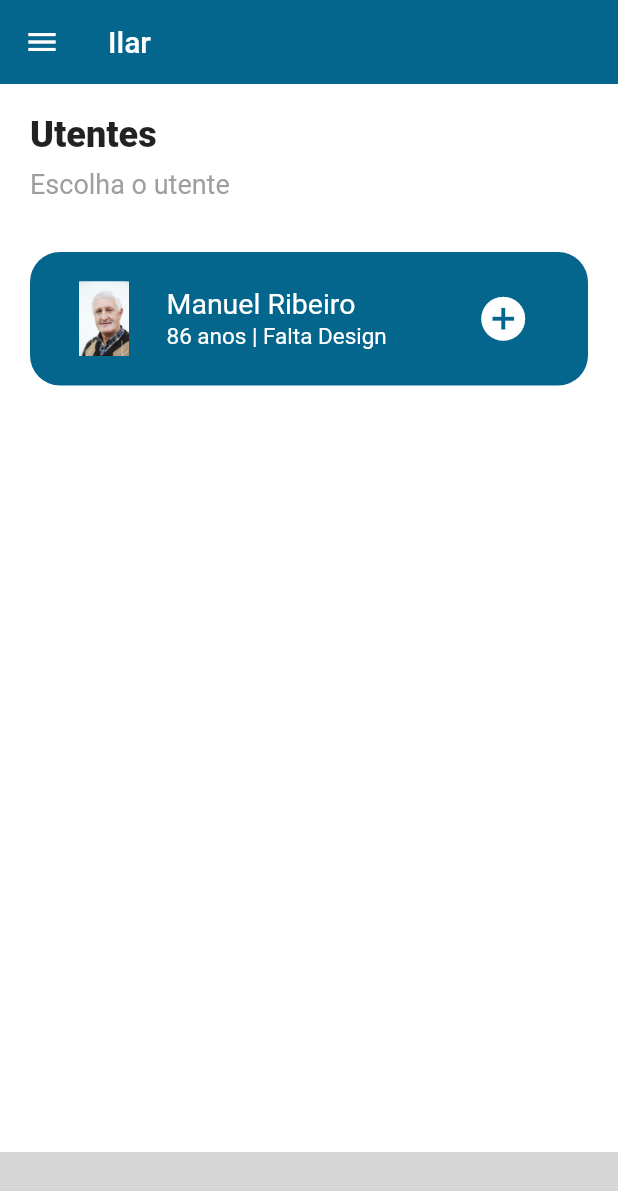
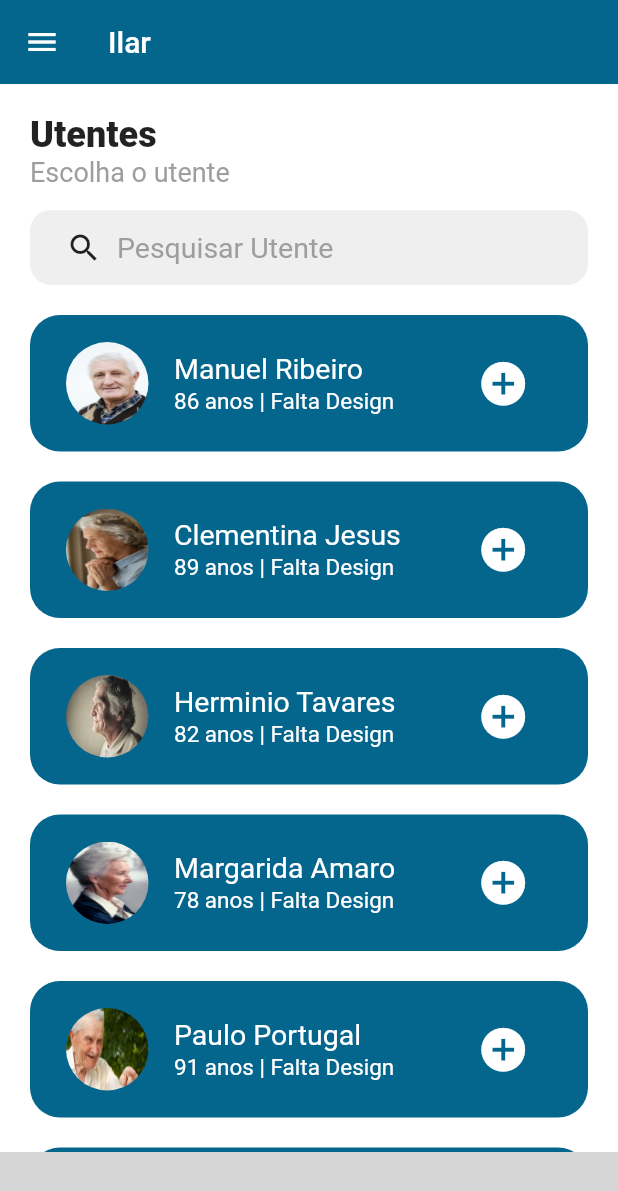
Before and after one commit to fernandogiroto/iLar, a Flutter app: the PatientsScreen screen opened by its route, on a phone screen of 412 x 824 dp. Shown: the top 1191 px of the screen. Run offline on Flutter 3.47's test engine with Material 2 defaults, Android fonts, the phone set to English and light mode, and no system bars; missing offline and left inert: ff_navigation_bar; grey boxes are pictures that could not be loaded.

Commit message:
Patients/Utentes Update Design

```diff
--- a/app/lib/commons/custom_bottom_bar.dart
+++ b/app/lib/commons/custom_bottom_bar.dart
@@ -28,9 +28,7 @@ class _CustomBottomBarMenuState extends State<CustomBottomBar> {
       onSelectTab: (index) {
         setState(() {
           selectedIndex = index;
-          if (selectedIndex == 0)
-            Navigator.pushNamed(context, 'patients');
-          else if (selectedIndex == 1)
+          if (selectedIndex == 1)
             Navigator.pushNamed(context, 'patients');
           else if (selectedIndex == 2)
             Navigator.pushNamed(context, 'homescreen');
--- a/app/lib/views/patient_screen.dart
+++ b/app/lib/views/patient_screen.dart
@@ -16,7 +16,8 @@ class _PatientsScreenState extends State<PatientsScreen> {
     return Scaffold(
       appBar: CustomAppBar(),
       drawer: CollapsingNavigationDrawer(currentSelectedIndex: 1),
-      body: Container(
+      body: SingleChildScrollView(
+        child: Container(
           color: Colors.white,
           padding: EdgeInsets.all(20.0),
           child: Column(
@@ -27,21 +28,80 @@ class _PatientsScreenState extends State<PatientsScreen> {
                 textAlign: TextAlign.start,
                 style: TextStyle(fontWeight: FontWeight.w900, fontSize: 24.0),
               ),
-            SizedBox(
-              height: 8,
-            ),
               Text(
                 'Escolha o utente',
                 style: TextStyle(color: Colors.grey, fontSize: 18.0),
               ),
+              SizedBox(height: 15),
+              Container(
+                padding: EdgeInsets.symmetric(horizontal: 24),
+                height: 50,
+                decoration: BoxDecoration(
+                    color: Color(0xffEFEFEF),
+                    borderRadius: BorderRadius.circular(14)),
+                child: Row(
+                  children: <Widget>[
+                    Icon(Icons.search),
                     SizedBox(
-              height: 15,
+                      width: 10,
                     ),
-            SizedBox(
-              height: 20,
+                    Text(
+                      "Pesquisar Utente",
+                      style: TextStyle(color: Colors.grey, fontSize: 19),
+                    )
+                  ],
                 ),
-            DoctorsTile()
+              ),
+              SizedBox(height: 20),
+              PatientTile(
+                patientImagePath: "assets/img/vovo.jpeg",
+                patientName: "Manuel Ribeiro",
+                patientIdade: 86,
+              ),
+              SizedBox(height: 20),
+              PatientTile(
+                patientImagePath: "assets/img/clementina.jpeg",
+                patientName: "Clementina Jesus",
+                patientIdade: 89,
+              ),
+              SizedBox(height: 20),
+              PatientTile(
+                patientImagePath: "assets/img/herminio.jpeg",
+                patientName: "Herminio Tavares",
+                patientIdade: 82,
+              ),
+              SizedBox(height: 20),
+              PatientTile(
+                patientImagePath: "assets/img/margarida.jpeg",
+                patientName: "Margarida Amaro",
+                patientIdade: 78,
+              ),
+              SizedBox(height: 20),
+              PatientTile(
+                patientImagePath: "assets/img/paulo.jpeg",
+                patientName: "Paulo Portugal",
+                patientIdade: 91,
+              ),
+              SizedBox(height: 20),
+              PatientTile(
+                patientImagePath: "assets/img/vovo.jpeg",
+                patientName: "Manuel Ribeiro",
+                patientIdade: 86,
+              ),
+              SizedBox(height: 20),
+              PatientTile(
+                patientImagePath: "assets/img/vovo.jpeg",
+                patientName: "Manuel Ribeiro",
+                patientIdade: 86,
+              ),
+              SizedBox(height: 20),
+              PatientTile(
+                patientImagePath: "assets/img/vovo.jpeg",
+                patientName: "Manuel Ribeiro",
+                patientIdade: 86,
+              ),
             ],
+          ),
         ),
       ),
       bottomNavigationBar: CustomBottomBar(index: 1),
--- a/app/lib/widgets/patient_card.dart
+++ b/app/lib/widgets/patient_card.dart
@@ -2,7 +2,11 @@ import 'package:app/theme.dart';
 import 'package:flutter/material.dart';
 import 'package:app/widgets/patient_info.dart';
 
-class DoctorsTile extends StatelessWidget {
+class PatientTile extends StatelessWidget {
+  final String patientImagePath;
+  final String patientName;
+  final int patientIdade;
+  PatientTile({this.patientImagePath, this.patientName, this.patientIdade});
   @override
   Widget build(BuildContext context) {
     return GestureDetector(
@@ -16,12 +20,15 @@ class DoctorsTile extends StatelessWidget {
         padding: EdgeInsets.symmetric(horizontal: 24, vertical: 18),
         child: Row(
           children: <Widget>[
-            ClipRRect(
-              borderRadius: BorderRadius.circular(10.0),
-              child: Image.asset(
-                "assets/img/vovo.jpeg",
-                width: 50,
-                height: 50,
+            Container(
+              width: 55.0,
+              height: 55.0,
+              decoration: BoxDecoration(
+                shape: BoxShape.circle,
+                image: DecorationImage(
+                  fit: BoxFit.fill,
+                  image: AssetImage(patientImagePath),
+                ),
               ),
             ),
             SizedBox(
@@ -31,14 +38,14 @@ class DoctorsTile extends StatelessWidget {
               crossAxisAlignment: CrossAxisAlignment.start,
               children: <Widget>[
                 Text(
-                  "Manuel Ribeiro",
+                  patientName,
                   style: TextStyle(color: textWhiteColor, fontSize: 19),
                 ),
                 SizedBox(
                   height: 2,
                 ),
                 Text(
-                  "86 anos | Falta Design",
+                  "$patientIdade anos | Falta Design",
                   style: TextStyle(color: textWhiteColor, fontSize: 15),
                 )
               ],
```
Also changed, not shown: app/assets/img/call.png (deleted), app/assets/img/clementina.jpeg (added), app/assets/img/clock.png (deleted), app/assets/img/doctor_pic.png (deleted), app/assets/img/doctor_pic2.png (deleted), app/assets/img/email.png (deleted), app/assets/img/herminio.jpeg (added), app/assets/img/img1.png (deleted), app/assets/img/img2.png (deleted), app/assets/img/img3.png (deleted), app/assets/img/list.png (deleted), app/assets/img/map.png (deleted), app/assets/img/mappin.png (deleted), app/assets/img/margarida.jpeg (added), 3 more files. Lines whose indentation alone changed are shown as unchanged.
